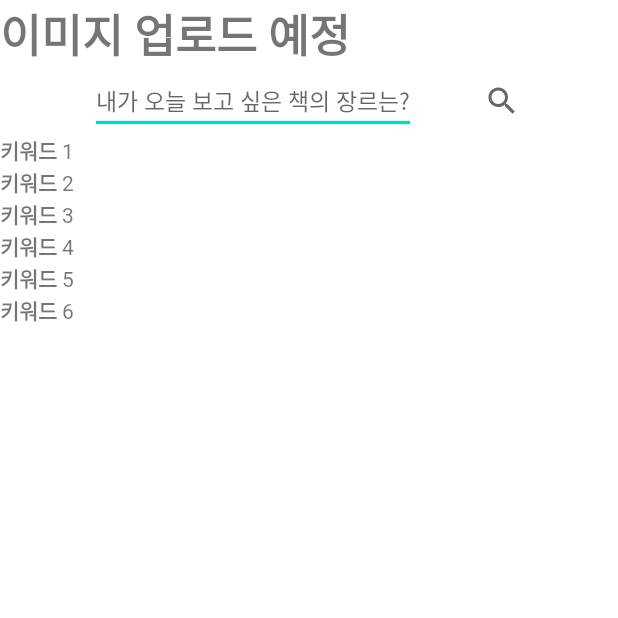
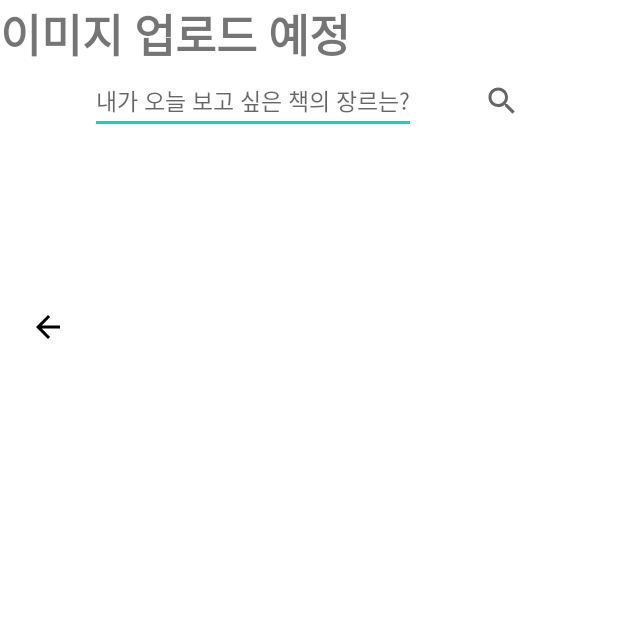
Before and after one commit to yujinjo1/code_with_duksung, an Android app: the KeywordActivity screen opened directly, with no data from a screen before it, on a phone screen of 412 x 824 dp, the top half of it. Run offline under Robolectric (Android 15) with nearby library versions, the phone set to English and light mode, and no system bars.

Commit message:
탭 3 키워드 등록

```diff
--- a/app/src/main/res/layout/activity_keyword.xml
+++ b/app/src/main/res/layout/activity_keyword.xml
@@ -5,8 +5,10 @@
     android:layout_width="match_parent"
     android:layout_height="match_parent"
     android:orientation="vertical"
+    android:layout_margin="30dp"
     tools:context=".KeywordActivity">
 
+<!--    상단 이미지 -->
     <TextView
         android:layout_width="match_parent"
         android:layout_height="wrap_content"
@@ -20,52 +22,70 @@
         android:gravity="center"
         android:layout_gravity="center"
         android:orientation="horizontal">
+
         <EditText
             android:id="@+id/keywordEditTV"
             android:layout_width="wrap_content"
             android:layout_height="wrap_content"
             android:hint="내가 오늘 보고 싶은 책의 장르는?"
             android:textSize="15dp"/>
+
         <ImageButton
-            android:id="@+id/registerBtn"
+            android:id="@+id/keywordBtn"
             android:layout_width="wrap_content"
             android:layout_height="wrap_content"
             android:background="@android:color/transparent"
             android:padding="5dp"
             android:layout_marginLeft="40dp"
             android:src="@drawable/ic_baseline_search_24" />
+
     </LinearLayout>
 
 <!--    키워드 3~6개 화면 표시 -->
+    <LinearLayout
+        android:layout_width="match_parent"
+        android:layout_height="wrap_content"
+        android:orientation="horizontal">
         <TextView
             android:id="@+id/keywordTV1"
             android:layout_width="wrap_content"
             android:layout_height="wrap_content"
-        android:text="키워드 1"/>
+            android:text=""/>
         <TextView
             android:id="@+id/keywordTV2"
             android:layout_width="wrap_content"
             android:layout_height="wrap_content"
-        android:text="키워드 2"/>
+            android:text=""/>
+    </LinearLayout>
+
     <TextView
         android:id="@+id/keywordTV3"
         android:layout_width="wrap_content"
         android:layout_height="wrap_content"
-        android:text="키워드 3"/>
+        android:text=""/>
     <TextView
         android:id="@+id/keywordTV4"
         android:layout_width="wrap_content"
         android:layout_height="wrap_content"
-        android:text="키워드 4"/>
+        android:text=""/>
     <TextView
         android:id="@+id/keywordTV5"
         android:layout_width="wrap_content"
         android:layout_height="wrap_content"
-        android:text="키워드 5"/>
+        android:text=""/>
     <TextView
         android:id="@+id/keywordTV6"
         android:layout_width="wrap_content"
         android:layout_height="wrap_content"
-        android:text="키워드 6"/>
+        android:text=""/>
+
+<!--    뒤로가기 버튼 -->
+    <ImageButton
+        android:id="@+id/backBtn"
+        android:layout_width="wrap_content"
+        android:layout_height="wrap_content"
+        android:background="@android:color/transparent"
+        android:padding="20dp"
+        android:src="@drawable/ic_baseline_arrow_back_24" />
 
 </LinearLayout>
```
Also changed, not shown: app/src/main/java/com/example/myapplication/KeywordActivity.kt (+38 -0 lines), app/src/main/res/layout/fragment_2.xml (+23 -0 lines), app/src/main/res/layout/fragment_5.xml (+23 -0 lines). Lines whose indentation alone changed are shown as unchanged.
